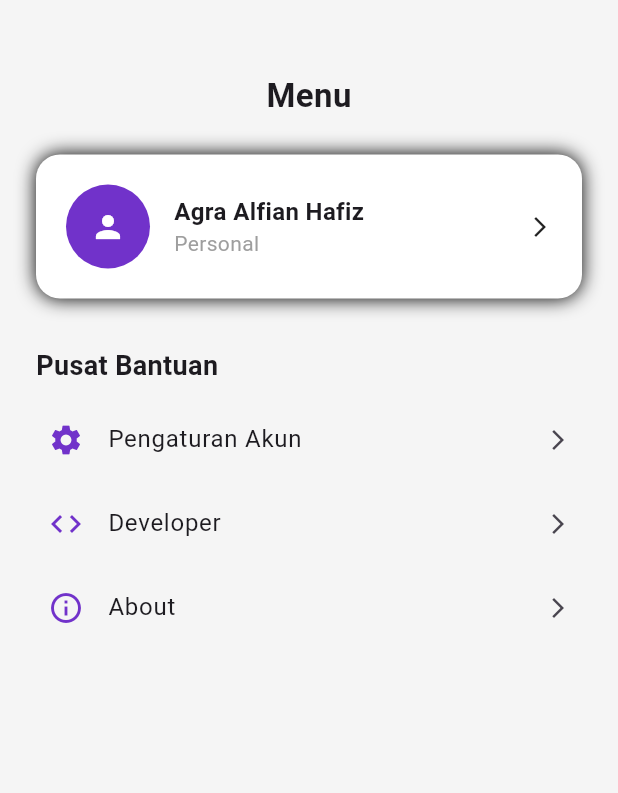
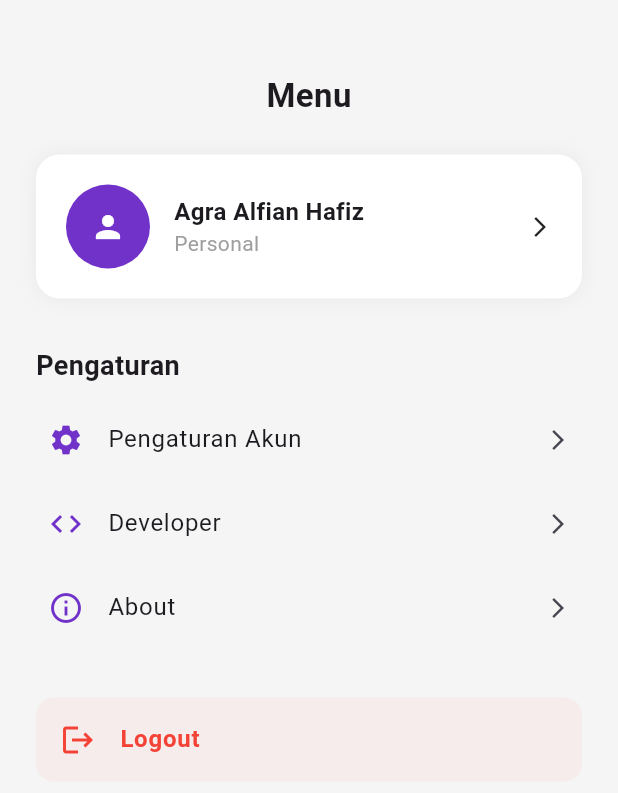
Before and after one commit to Frientia/project_mobile_UAS, a Flutter app: the screen it shows after launch, on a phone screen of 412 x 824 dp. Shown: the top 793 px of the screen. Run offline on Flutter 3.47's test engine with Material 3 defaults, Android fonts, the phone set to English and light mode, and no system bars; our stand-ins replace firebase_auth, firebase_core, flutter_dotenv, lottie, shared_preferences, supabase_flutter; accounts and stored records are empty.

Commit message:
menambahkan button logout

```diff
--- a/lib/pages/menu_page.dart
+++ b/lib/pages/menu_page.dart
@@ -39,12 +39,14 @@ class MyMenu extends StatelessWidget {
 
                   const SizedBox(height: 32),
 
-                  _sectionTitle('Pusat Bantuan'),
+                  _sectionTitle('Pengaturan'),
                   _menuItem(Icons.settings, 'Pengaturan Akun'),
                   _menuItem(Icons.code, 'Developer'),
                   _menuItem(Icons.info_outline, 'About'),
 
                   const SizedBox(height: 32),
+
+                  _logoutButton(context),
 
                   const SizedBox(height: 40),
                 ],
@@ -56,7 +58,6 @@ class MyMenu extends StatelessWidget {
     );
   }
 
-  // ===================== PROFILE =====================
   Widget _profileCard() {
     return Container(
       padding: const EdgeInsets.all(20),
@@ -119,11 +120,47 @@ class MyMenu extends StatelessWidget {
     );
   }
 
+  Widget _logoutButton(BuildContext context) {
+    return ListTile(
+      leading: const Icon(Icons.logout, color: Colors.red),
+      title: const Text(
+        'Logout',
+        style: TextStyle(color: Colors.red, fontWeight: FontWeight.bold),
+      ),
+      tileColor: Colors.red.withOpacity(0.05),
+      shape: RoundedRectangleBorder(borderRadius: BorderRadius.circular(12)),
+      onTap: () => _showLogoutDialog(context),
+    );
+  }
+
+  void _showLogoutDialog(BuildContext context) {
+    showDialog(
+      context: context,
+      builder: (_) => AlertDialog(
+        title: const Text('Logout'),
+        content: const Text('Yakin ingin logout?'),
+        actions: [
+          TextButton(
+            onPressed: () => Navigator.pop(context),
+            child: const Text('Batal'),
+          ),
+          ElevatedButton(
+            style: ElevatedButton.styleFrom(backgroundColor: Colors.red),
+            onPressed: () => Navigator.pop(context),
+            child: const Text('Logout'),
+          ),
+        ],
+      ),
+    );
+  }
+
   BoxDecoration _cardDecoration() {
     return BoxDecoration(
       color: Colors.white,
       borderRadius: BorderRadius.circular(16),
-      boxShadow: [BoxShadow(color: Colors.black, blurRadius: 10)],
+      boxShadow: [
+        BoxShadow(color: Colors.black.withOpacity(0.05), blurRadius: 10),
+      ],
     );
   }
 }
```
